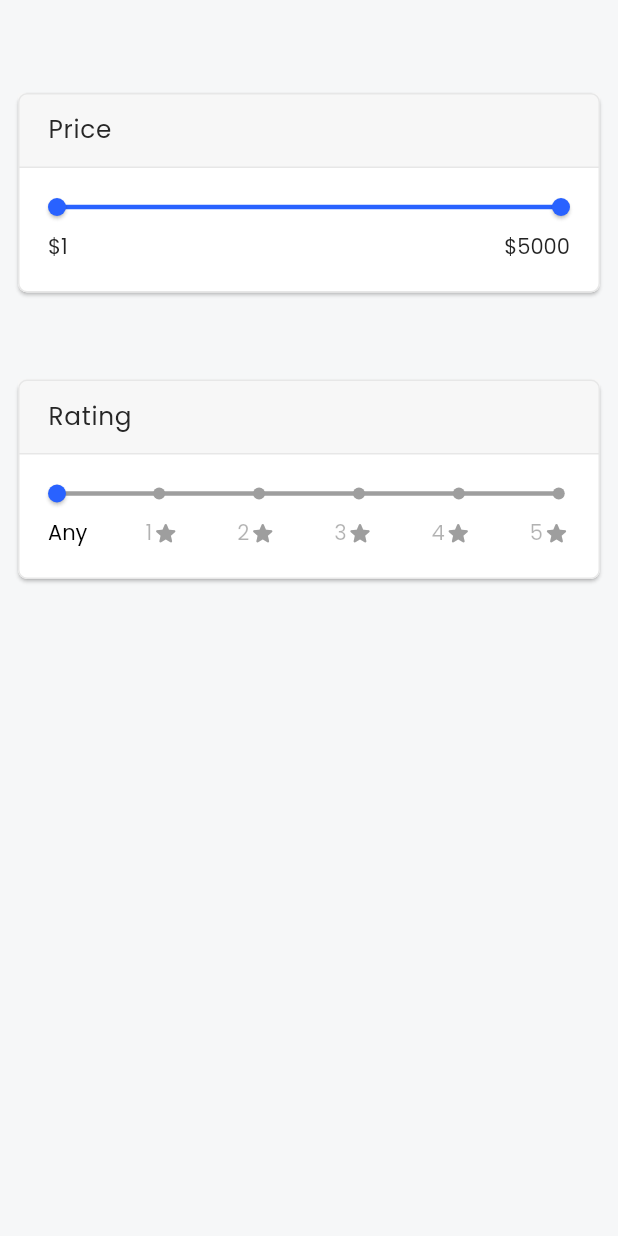
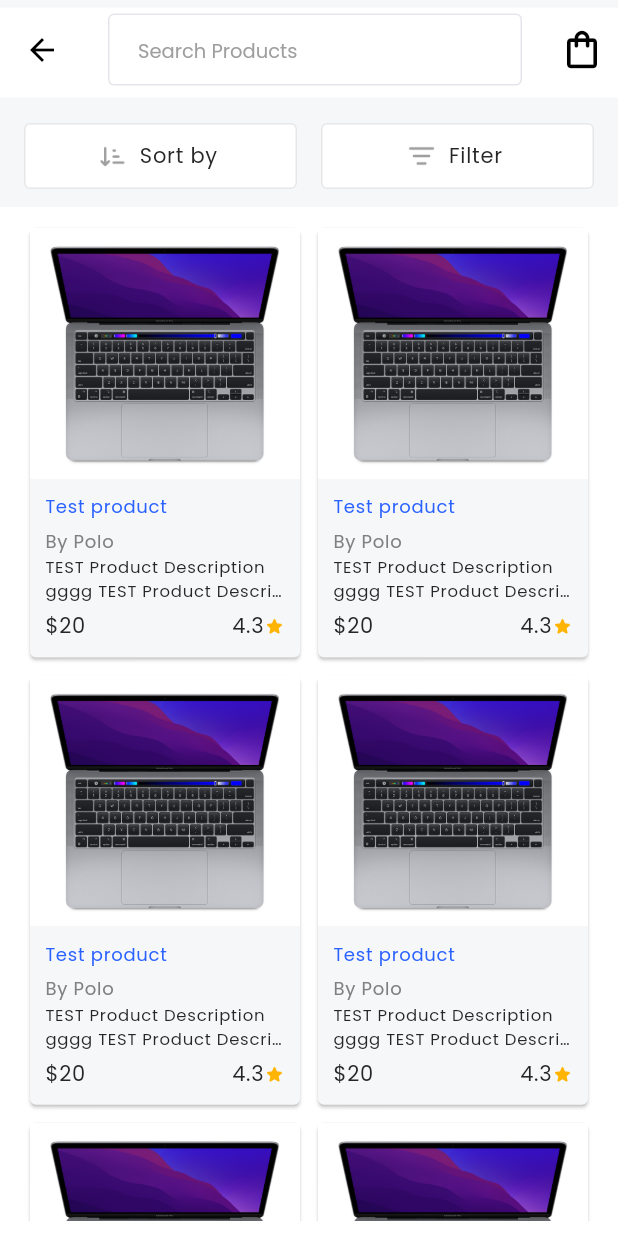
Before and after one commit to SanjibLimbu/ecommerce_app_flutter, a Flutter app: the ShopScreen screen opened by its route, on a phone screen of 412 x 824 dp. Run offline on Flutter 3.47's test engine with Material 2 defaults, Android fonts, the phone set to English and light mode, and no system bars; our stand-ins replace carousel_slider, smooth_page_indicator.

Commit message:
shop page completed

```diff
--- a/lib/main.dart
+++ b/lib/main.dart
@@ -19,7 +19,7 @@ class EcommerceApp extends StatelessWidget {
     return MaterialApp(
       debugShowCheckedModeBanner: false,
       theme: ThemeData(fontFamily: 'Poppins'),
-      initialRoute: 'shop_screen',
+      initialRoute: 'welcome_screen',
       routes: {
         'welcome_screen': (context) => const WelcomeScreen(),
         'shop_screen': (context) => const ShopScreen(),
--- a/lib/screens/home/home_page.dart
+++ b/lib/screens/home/home_page.dart
@@ -1,5 +1,5 @@
 import 'package:ecommerce_app/constants/imges.dart';
-import 'package:ecommerce_app/constants/style.dart';
+
 
 import 'package:ecommerce_app/screens/drawer/drawer.dart';
 
@@ -9,7 +9,7 @@ import 'package:ecommerce_app/screens/home/carousel/carousel_btn.dart';
 import 'package:ecommerce_app/screens/home/carousel/indicator_dot.dart';
 
 import 'package:flutter/material.dart';
-import 'package:smooth_page_indicator/smooth_page_indicator.dart';
+
 
 class WelcomeScreen extends StatefulWidget {
   const WelcomeScreen({super.key});
--- a/lib/screens/shop/shop.dart
+++ b/lib/screens/shop/shop.dart
@@ -1,10 +1,11 @@
 import 'package:ecommerce_app/constants/color.dart';
 import 'package:ecommerce_app/constants/style.dart';
-import 'package:ecommerce_app/screens/shop/custome_slider_theme.dart';
-import 'package:ecommerce_app/screens/shop/range_slider.dart';
-import 'package:ecommerce_app/screens/shop/rating_slider.dart';
-import 'package:ecommerce_app/utils/util_slider_rating.dart';
+import 'package:ecommerce_app/screens/shop/showModal/filter_show_modal.dart';
+import 'package:ecommerce_app/screens/shop/sort_and_filter_card.dart';
+import 'package:ecommerce_app/screens/shop/showModal/sort_by_show_modal.dart';
+import 'package:ecommerce_app/widgets/text_field.dart';
 import 'package:flutter/material.dart';
+import 'package:flutter_staggered_grid_view/flutter_staggered_grid_view.dart';
 
 class ShopScreen extends StatefulWidget {
   const ShopScreen({super.key});
@@ -17,79 +18,165 @@ class _ShopScreenState extends State<ShopScreen> {
   @override
   Widget build(BuildContext context) {
     return Scaffold(
-      backgroundColor: const Color(0xfff6f7f8),
-      body: SafeArea(
+      extendBodyBehindAppBar: true,
+      appBar: PreferredSize(
+        preferredSize: const Size.fromHeight(70),
         child: Padding(
-          padding: const EdgeInsets.all(8.0),
-          child: Column(
-            children: [
-              const SizedBox(
-                height: 50,
+          padding: const EdgeInsets.symmetric(
+            vertical: 5,
           ),
-              CardFilter(
-                cardTitle: 'Price',
-                slider: RangeSliderWidget(),
+          child: AppBar(
+            backgroundColor: Colors.white,
+            elevation: 0,
+            leading: IconButton(
+              onPressed: () {
+                Navigator.pop(context);
+              },
+              icon: const Icon(
+                Icons.arrow_back,
+                color: Colors.black,
               ),
-              const SizedBox(
-                height: 50,
             ),
-              CardFilter(
-                cardTitle: 'Rating',
-                slider: RatingSlider(),
+            title: const TextFieldCustom(
+              hintText: 'Search Products',
+            ),
+            actions: [
+              IconButton(
+                onPressed: () {},
+                icon: const Icon(
+                  Icons.shopping_bag_outlined,
+                  size: 30,
+                  color: Colors.black,
+                ),
               ),
             ],
           ),
         ),
       ),
-    );
-  }
-}
-
-class CardFilter extends StatelessWidget {
-  final String cardTitle;
-  final Widget slider;
-  const CardFilter({
-    Key? key,
-    required this.cardTitle,
-    required this.slider,
-  }) : super(key: key);
-
-  @override
-  Widget build(BuildContext context) {
-    return Card(
-      elevation: 1,
-      shape: RoundedRectangleBorder(
-          side: const BorderSide(
-            color: Color(0xffe7e7e7),
-          ),
-          borderRadius: BorderRadius.circular(6.0)),
+      backgroundColor: const Color(0xfff6f7f8),
+      body: SafeArea(
         child: Column(
           children: [
-          Container(
-            width: double.infinity,
-            decoration: const BoxDecoration(
-              color: Color(0xfff7f7f7),
-              border: Border(
-                bottom: BorderSide(
-                  width: 1,
-                  color: Color(0xffe7e7e7),
+            Padding(
+              padding: const EdgeInsets.symmetric(
+                vertical: 10,
+                horizontal: 16,
+              ),
+              child: Row(
+                mainAxisAlignment: MainAxisAlignment.spaceBetween,
+                children: const [
+                  SortAndFilterCard(
+                    icon: 'assets/images/sort.png',
+                    title: 'Sort by',
+                    content: SortByShowModal(),
+                  ),
+                  SizedBox(
+                    width: 16,
+                  ),
+                  SortAndFilterCard(
+                    icon: 'assets/images/filter.png',
+                    title: 'Filter',
+                    content: FilterShowModal(),
+                  ),
+                ],
               ),
             ),
+            Expanded(
+              child: Container(
+                color: Colors.white,
+                child: Padding(
+                    padding: const EdgeInsets.symmetric(
+                      horizontal: 16,
+                      vertical: 10,
                     ),
+                    child: AlignedGridView.count(
+                      crossAxisCount: 2,
+                      mainAxisSpacing: 4,
+                      crossAxisSpacing: 4,
+                      itemCount: 1000,
+                      itemBuilder: (context, index) {
+                        return Card(
+                          color: const Color(0xfff6f7f8),
+                          child: Column(
+                            children: [
+                              Image.asset(
+                                'assets/images/product1.jpeg',
+                                fit: BoxFit.cover,
+                              ),
+                              Padding(
                                 padding: const EdgeInsets.symmetric(
-              horizontal: 20,
-              vertical: 12,
+                                  vertical: 10,
+                                  horizontal: 10,
                                 ),
-            child: Text(
-              cardTitle,
+                                child: Column(
+                                    crossAxisAlignment:
+                                        CrossAxisAlignment.start,
+                                    children: [
+                                      Text(
+                                        'Test product',
                                         style: textStyle.copyWith(
-                fontSize: 16.51,
+                                          fontSize: 12,
+                                          color: linkText,
+                                        ),
+                                      ),
+                                      const SizedBox(
+                                        height: 5,
+                                      ),
+                                      Text(
+                                        'By Polo',
+                                        style: textStyle.copyWith(
+                                          fontSize: 12,
+                                          color: const Color(0xff808081),
+                                        ),
+                                      ),
+                                      Text(
+                                        'TEST Product Description gggg TEST Product Description gggg',
+                                        maxLines: 2,
+                                        overflow: TextOverflow.ellipsis,
+                                        style: textStyle.copyWith(
+                                          fontSize: 11,
                                           color: textColor,
                                         ),
                                       ),
+                                      const SizedBox(
+                                        height: 5,
                                       ),
-          slider,
+                                      Row(
+                                        mainAxisAlignment:
+                                            MainAxisAlignment.spaceBetween,
+                                        children: [
+                                          Text(
+                                            '\$20',
+                                            style: textStyle.copyWith(
+                                                fontSize: 14, color: textColor),
+                                          ),
+                                          Row(
+                                            children: [
+                                              Text(
+                                                '4.3',
+                                                style: textStyle.copyWith(
+                                                  color: textColor,
+                                                  fontSize: 14,
+                                                ),
+                                              ),
+                                              const Icon(Icons.star_rounded,
+                                                  size: 14,
+                                                  color: Color(0xffffb302))
                                             ],
+                                          )
+                                        ],
+                                      )
+                                    ]),
+                              ),
+                            ],
+                          ),
+                        );
+                      },
+                    )),
+              ),
+            )
+          ],
+        ),
       ),
     );
   }
--- a/lib/screens/shop/range_slider.dart
+++ b/lib/screens/shop/slider/range_slider.dart
@@ -1,4 +1,4 @@
-import 'package:ecommerce_app/screens/shop/custome_slider_theme.dart';
+import 'package:ecommerce_app/screens/shop/slider/custome_slider_theme.dart';
 import 'package:flutter/material.dart';
 
 class RangeSliderWidget extends StatefulWidget {
--- a/lib/screens/shop/rating_slider.dart
+++ b/lib/screens/shop/slider/rating_slider.dart
@@ -1,4 +1,4 @@
-import 'package:ecommerce_app/screens/shop/custome_slider_theme.dart';
+import 'package:ecommerce_app/screens/shop/slider/custome_slider_theme.dart';
 import 'package:ecommerce_app/utils/util_slider_rating.dart';
 
 import 'package:flutter/material.dart';
--- /dev/null
+++ b/lib/screens/shop/sort_and_filter_card.dart
@@ -0,0 +1,69 @@
+import 'package:ecommerce_app/constants/color.dart';
+import 'package:ecommerce_app/constants/style.dart';
+import 'package:flutter/material.dart';
+
+class SortAndFilterCard extends StatelessWidget {
+  final String title;
+  final String icon;
+  final Widget content;
+  const SortAndFilterCard(
+      {Key? key,
+      required this.title,
+      required this.icon,
+      required this.content})
+      : super(key: key);
+
+  @override
+  Widget build(BuildContext context) {
+    return Expanded(
+      child: ElevatedButton.icon(
+        style: ElevatedButton.styleFrom(
+          elevation: 0,
+          backgroundColor: Colors.white,
+          minimumSize: const Size(100, 44),
+          side: const BorderSide(
+            color: Color(0xffe7e7e7),
+          ),
+        ),
+        onPressed: (() {
+          showModalBottomSheet(
+            isScrollControlled: true,
+            shape: const RoundedRectangleBorder(
+                borderRadius: BorderRadius.only(
+              topLeft: Radius.circular(
+                10,
+              ),
+              topRight: Radius.circular(
+                10,
+              ),
+            )),
+            context: context,
+            builder: (context) => SingleChildScrollView(
+              child: Padding(
+                padding: const EdgeInsets.symmetric(
+                  horizontal: 16,
+                  vertical: 20,
+                ),
+                child: content,
+              ),
+            ),
+          );
+        }),
+        icon: Image.asset(
+          icon,
+          color: Colors.grey,
+          height: 20,
+          width: 20,
+          fit: BoxFit.fill,
+        ),
+        label: Text(
+          title,
+          style: textStyle.copyWith(
+            fontSize: 14,
+            color: textColor,
+          ),
+        ),
+      ),
+    );
+  }
+}
--- a/pubspec.yaml
+++ b/pubspec.yaml
@@ -38,6 +38,8 @@ dependencies:
   cupertino_icons: ^1.0.2
   smooth_page_indicator: ^1.0.0+2
   carousel_slider: ^4.2.1
+  flutter_staggered_grid_view: ^0.6.2
+
 
 dev_dependencies:
   flutter_test:
```
Also changed, not shown: lib/screens/shop/showModal/filter_show_modal.dart (added, +41 -0 lines), lib/screens/shop/showModal/sort_by_show_modal.dart (added, +71 -0 lines), lib/screens/shop/slider/slider_card.dart (added, +53 -0 lines), assets/images/filter.png (added), assets/images/product1.jpeg (added), assets/images/sort.png (added), assets/images/sorting-order.png (added), lib/screens/shop/slider/custome_slider_theme.dart (renamed from lib/screens/shop/custome_slider_theme.dart), pubspec.lock. Lines whose indentation alone changed are shown as unchanged.
